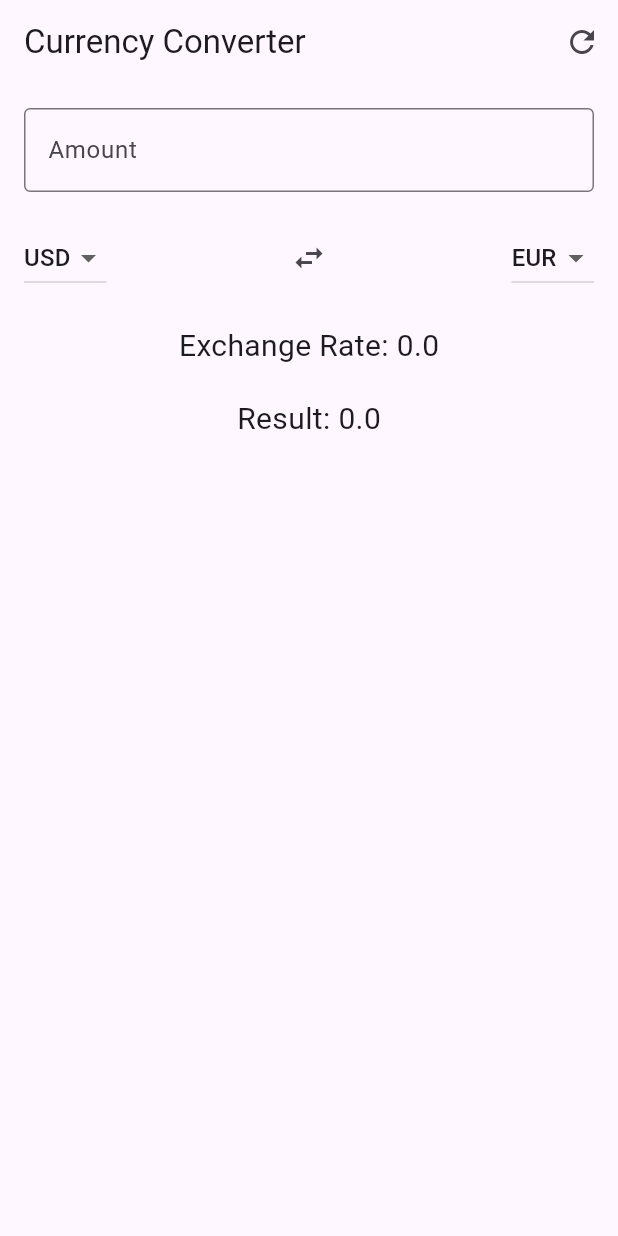
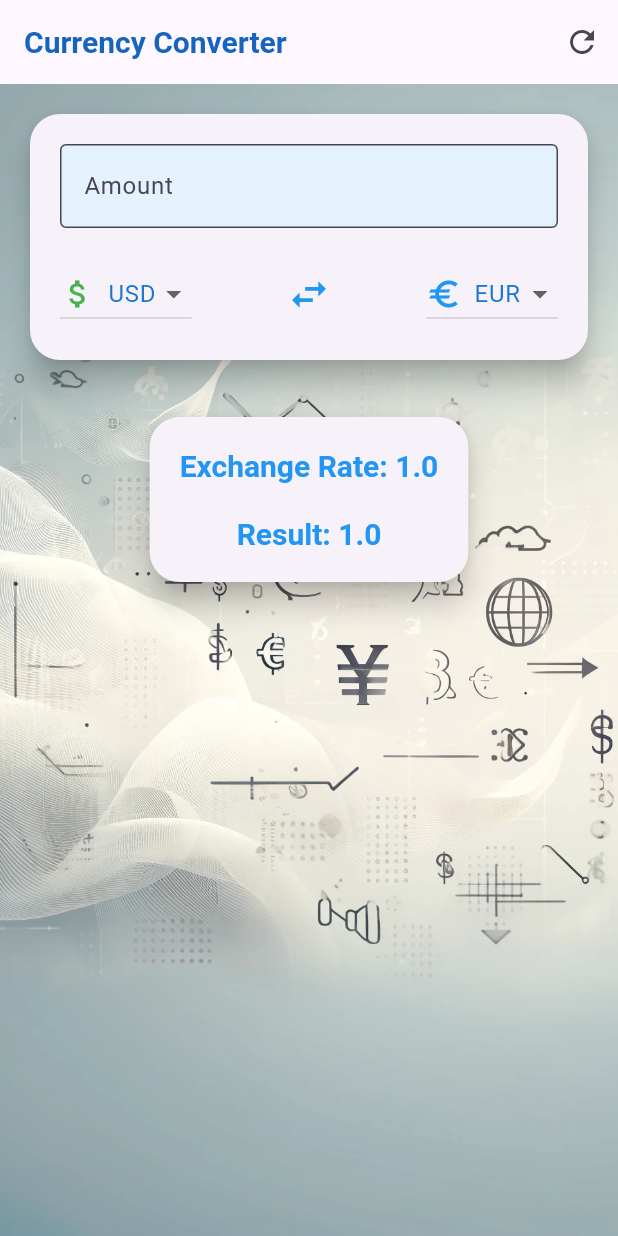
Before and after one commit to Sanskar-Chaudhary/currency_converter_app, a Flutter app: the screen it shows after launch, after a tap on the "swap horiz" icon, on a phone screen of 412 x 824 dp. Run offline on Flutter 3.47's test engine with Material 3 defaults, Android fonts, the phone set to English and light mode, and no system bars; network calls fail.

Commit message:
Enhance UI with new background and improved text visibility

```diff
--- a/lib/main.dart
+++ b/lib/main.dart
@@ -12,6 +12,25 @@ class CurrencyConverterApp extends StatelessWidget {
       title: 'Currency Converter',
       theme: ThemeData(
         primarySwatch: Colors.blue,
+        brightness: Brightness.light,
+        textTheme: TextTheme(
+          displayLarge: TextStyle(fontSize: 32.0, fontWeight: FontWeight.bold, color: Colors.blue[900]),
+          titleLarge: TextStyle(fontSize: 20.0, fontWeight: FontWeight.bold, color: Colors.blue[800]),
+          bodyLarge: TextStyle(fontSize: 16.0, color: Colors.blue[700]),
+        ),
+        inputDecorationTheme: InputDecorationTheme(
+          border: OutlineInputBorder(
+            borderRadius: BorderRadius.circular(10.0),
+          ),
+          filled: true,
+          fillColor: Colors.blue[50],
+        ),
+        buttonTheme: ButtonThemeData(
+          shape: RoundedRectangleBorder(
+            borderRadius: BorderRadius.circular(20.0),
+          ),
+          buttonColor: Colors.blue[600],
+        ),
       ),
       home: HomeScreen(),
     );
--- a/lib/screens/home_screen.dart
+++ b/lib/screens/home_screen.dart
@@ -9,28 +9,50 @@ class HomeScreen extends StatefulWidget {
   _HomeScreenState createState() => _HomeScreenState();
 }
 
-class _HomeScreenState extends State<HomeScreen> {
+class _HomeScreenState extends State<HomeScreen> with SingleTickerProviderStateMixin {
   String fromCurrency = 'EUR';
   String toCurrency = 'USD';
-  double exchangeRate = 0.0;
+  double exchangeRate = 1.0;
   double amount = 1.0;
-  double result = 0.0;
+  double result = 1.0;
   DateTime? lastUpdated;
+  late AnimationController _controller;
+  late Animation<double> _animation;
 
   @override
   void initState() {
     super.initState();
+    _controller = AnimationController(
+      duration: const Duration(milliseconds: 500),
+      vsync: this,
+    );
+    _animation = CurvedAnimation(
+      parent: _controller,
+      curve: Curves.easeInOut,
+    );
     _fetchExchangeRate();
   }
 
+  @override
+  void dispose() {
+    _controller.dispose();
+    super.dispose();
+  }
+
   Future<void> _fetchExchangeRate() async {
-    double rate =
-        await CurrencyService.getExchangeRate(fromCurrency, toCurrency);
+    if (fromCurrency == toCurrency) {
+      setState(() {
+        exchangeRate = 1.0;
+        result = amount;
+      });
+    } else {
+      double rate = await CurrencyService.getExchangeRate(fromCurrency, toCurrency);
       setState(() {
         exchangeRate = rate;
         lastUpdated = DateTime.now();
         _calculateResult();
       });
+    }
   }
 
   void _calculateResult() {
@@ -40,11 +62,14 @@ class _HomeScreenState extends State<HomeScreen> {
   }
 
   void _swapCurrencies() {
+    _controller.forward(from: 0.0).then((_) {
       setState(() {
         String temp = fromCurrency;
         fromCurrency = toCurrency;
         toCurrency = temp;
         _fetchExchangeRate();
+      });
+      _controller.reverse();
     });
   }
 
@@ -57,7 +82,7 @@ class _HomeScreenState extends State<HomeScreen> {
   Widget build(BuildContext context) {
     return Scaffold(
       appBar: AppBar(
-        title: Text('Currency Converter'),
+        title: Text('Currency Converter', style: Theme.of(context).textTheme.titleLarge),
         actions: [
           IconButton(
             icon: Icon(Icons.refresh),
@@ -65,8 +90,31 @@ class _HomeScreenState extends State<HomeScreen> {
           ),
         ],
       ),
-      body: Padding(
+      body: Stack(
+        children: [
+          Container(
+            decoration: BoxDecoration(
+              image: DecorationImage(
+                image: AssetImage('assets/background.png'),
+                fit: BoxFit.cover,
+              ),
+            ),
+          ),
+          Column(
+            mainAxisAlignment: MainAxisAlignment.spaceBetween,
+            children: [
+              SingleChildScrollView(
+                child: Padding(
                   padding: const EdgeInsets.all(16.0),
+                  child: Column(
+                    children: [
+                      Card(
+                        elevation: 8.0,
+                        shape: RoundedRectangleBorder(
+                          borderRadius: BorderRadius.circular(20.0),
+                        ),
+                        child: Padding(
+                          padding: const EdgeInsets.all(20.0),
                           child: Column(
                             children: [
                               CurrencyInputField(
@@ -91,9 +139,12 @@ class _HomeScreenState extends State<HomeScreen> {
                                       });
                                     },
                                   ),
-                IconButton(
-                  icon: Icon(Icons.swap_horiz),
+                                  RotationTransition(
+                                    turns: _animation,
+                                    child: IconButton(
+                                      icon: Icon(Icons.swap_horiz, color: Colors.blue, size: 30),
                                       onPressed: _swapCurrencies,
+                                    ),
                                   ),
                                   CurrencyDropdown(
                                     value: toCurrency,
@@ -106,22 +157,49 @@ class _HomeScreenState extends State<HomeScreen> {
                                   ),
                                 ],
                               ),
-            SizedBox(height: 20),
+                            ],
+                          ),
+                        ),
+                      ),
+                      SizedBox(height: 30),
+                      Card(
+                        elevation: 8.0,
+                        shape: RoundedRectangleBorder(
+                          borderRadius: BorderRadius.circular(20.0),
+                        ),
+                        child: Padding(
+                          padding: const EdgeInsets.all(20.0),
+                          child: Column(
+                            children: [
                               Text(
                                 'Exchange Rate: $exchangeRate',
-              style: TextStyle(fontSize: 20),
+                                style: Theme.of(context).textTheme.titleLarge?.copyWith(color: Colors.blue),
                               ),
                               SizedBox(height: 20),
                               Text(
                                 'Result: $result',
-              style: TextStyle(fontSize: 20),
+                                style: Theme.of(context).textTheme.titleLarge?.copyWith(color: Colors.blue),
                               ),
-            SizedBox(height: 20),
-            lastUpdated != null
-                ? Text('Last updated: ${_formatDateTime(lastUpdated!)}')
-                : Container(),
                             ],
                           ),
+                        ),
+                      ),
+                    ],
+                  ),
+                ),
+              ),
+              Padding(
+                padding: const EdgeInsets.all(16.0),
+                child: lastUpdated != null
+                    ? Text(
+                  'Last updated: ${_formatDateTime(lastUpdated!)}',
+                  style: Theme.of(context).textTheme.bodyLarge?.copyWith(color: Colors.white70),
+                )
+                    : Container(),
+              ),
+            ],
+          ),
+        ],
       ),
     );
   }
--- a/lib/widgets/currency_dropdown.dart
+++ b/lib/widgets/currency_dropdown.dart
@@ -15,9 +15,28 @@ class CurrencyDropdown extends StatelessWidget {
       items: currencies.map<DropdownMenuItem<String>>((String value) {
         return DropdownMenuItem<String>(
           value: value,
-          child: Text(value),
+          child: Row(
+            children: [
+              _getCurrencyIcon(value),
+              SizedBox(width: 8),
+              Text(value, style: Theme.of(context).textTheme.bodyLarge),
+            ],
+          ),
         );
       }).toList(),
     );
   }
+
+  Widget _getCurrencyIcon(String currency) {
+    switch (currency) {
+      case 'EUR':
+        return Icon(Icons.euro, color: Colors.blue);
+      case 'USD':
+        return Icon(Icons.attach_money, color: Colors.green);
+      case 'INR':
+        return Icon(Icons.currency_rupee, color: Colors.deepOrange);
+      default:
+        return Icon(Icons.money, color: Colors.grey);
+    }
+  }
 }
--- a/lib/widgets/currency_input_field.dart
+++ b/lib/widgets/currency_input_field.dart
@@ -13,6 +13,7 @@ class CurrencyInputField extends StatelessWidget {
       decoration: InputDecoration(
         labelText: label,
         border: OutlineInputBorder(),
+        filled: true,
       ),
       onChanged: onChanged,
     );
--- a/pubspec.yaml
+++ b/pubspec.yaml
@@ -57,6 +57,9 @@ dev_dependencies:
 
 # The following section is specific to Flutter packages.
 flutter:
+  #Background image
+  assets:
+    - assets/background.png
 
   # The following line ensures that the Material Icons font is
   # included with your application, so that you can use the icons in
```
Also changed, not shown: assets/background.png (added). Lines whose indentation alone changed are shown as unchanged.
